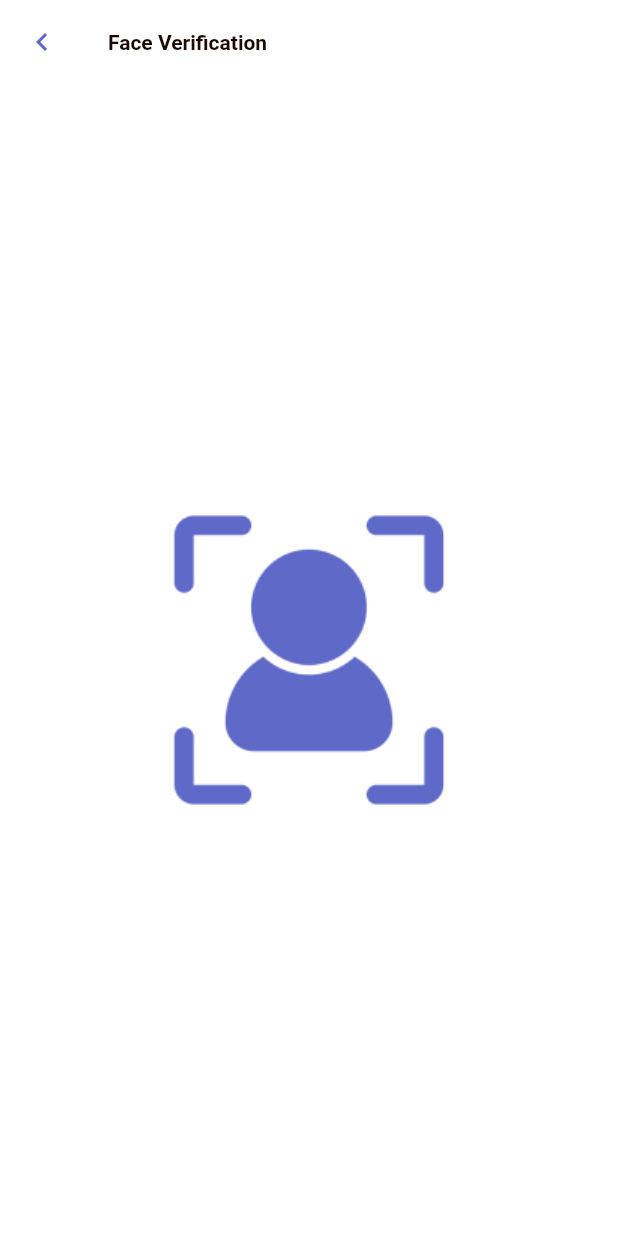
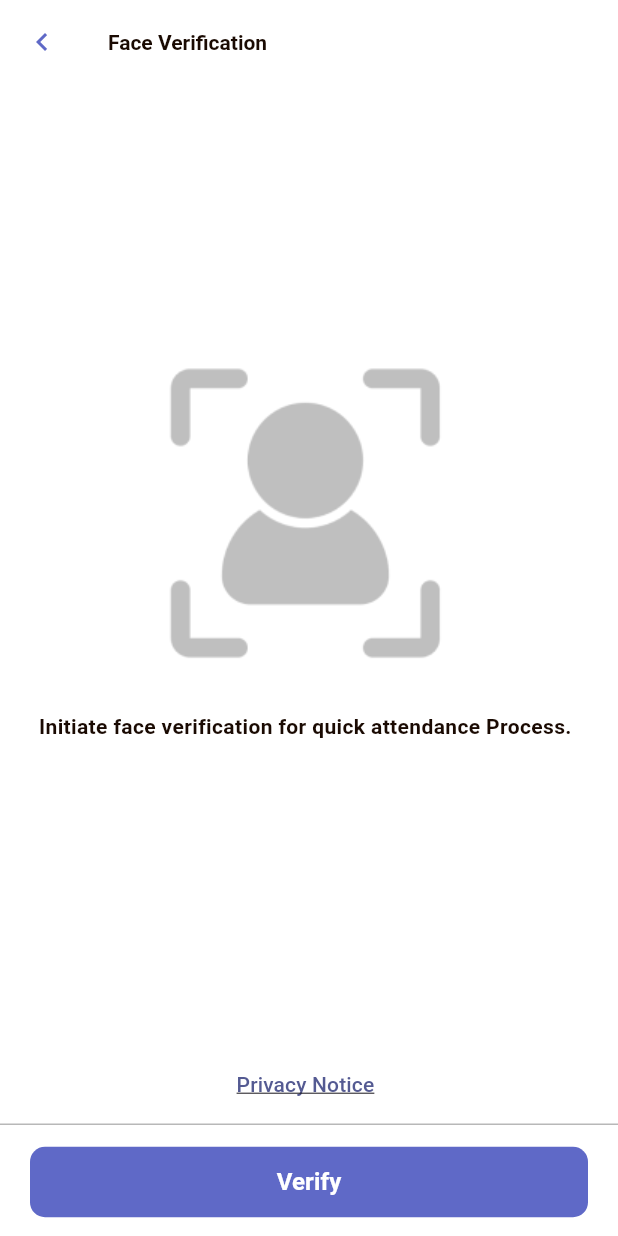
Before and after one commit to hayanbeigh0/attendance-task, a Flutter app: the screen it shows after launch, on a phone screen of 412 x 824 dp. Run offline on Flutter 3.47's test engine with Material 3 defaults, Android fonts, the phone set to English and light mode, and no system bars; our stand-ins replace dio, flutter_bloc, google_fonts; missing offline and left inert: face_camera; project files that could hold a hidden picture were left out.

```diff
--- /dev/null
+++ b/lib/logic/cubit/send_image_state.dart
@@ -0,0 +1,11 @@
+part of 'send_image_cubit.dart';
+
+abstract class SendImageState {}
+
+final class SendImageInitial extends SendImageState {}
+
+final class SendImageStarted extends SendImageState {}
+
+final class SendImageDone extends SendImageState {}
+
+final class SendImageFailed extends SendImageState {}
--- a/lib/main.dart
+++ b/lib/main.dart
@@ -1,9 +1,12 @@
+import 'package:attendance/logic/cubit/send_image_cubit.dart';
 import 'package:attendance/screens/face_capture.dart';
 import 'package:attendance/utils/colors.dart';
 import 'package:flutter/material.dart';
+import 'package:flutter_bloc/flutter_bloc.dart';
 import 'package:google_fonts/google_fonts.dart';
 
 void main() {
+  WidgetsFlutterBinding.ensureInitialized();
   runApp(const MyApp());
 }
 
@@ -13,7 +16,15 @@ class MyApp extends StatelessWidget {
   // This widget is the root of your application.
   @override
   Widget build(BuildContext context) {
-    return MaterialApp(
+    return MultiBlocProvider(
+      providers: [
+        BlocProvider<SendImageCubit>(
+          create: (context) {
+            return SendImageCubit();
+          },
+        ),
+      ],
+      child: MaterialApp(
         title: 'Flutter Demo',
         theme: ThemeData(
           colorScheme: ColorScheme.fromSeed(
@@ -25,6 +36,7 @@ class MyApp extends StatelessWidget {
           useMaterial3: true,
         ),
         home: const FaceCapture(),
+      ),
     );
   }
 }
--- a/lib/screens/face_capture.dart
+++ b/lib/screens/face_capture.dart
@@ -1,8 +1,9 @@
+import 'package:attendance/screens/face_scan.dart';
 import 'package:attendance/utils/colors.dart';
 import 'package:attendance/utils/styles.dart';
+import 'package:attendance/widgets/bottom_button.dart';
+import 'package:face_camera/face_camera.dart';
 import 'package:flutter/material.dart';
-import 'package:flutter_screenutil/flutter_screenutil.dart';
-import 'package:flutter_svg/svg.dart';
 
 class FaceCapture extends StatelessWidget {
   const FaceCapture({super.key});
@@ -26,15 +27,51 @@ class FaceCapture extends StatelessWidget {
         ),
       ),
       body: Column(
+        mainAxisAlignment: MainAxisAlignment.center,
         children: [
           Expanded(
-            child: Image.asset(
-              'assets/png/capture.png',
-              color: AppColors.primary,
+            flex: 30,
+            child: Column(
+              mainAxisAlignment: MainAxisAlignment.center,
+              children: [
+                Image.asset(
+                  'assets/png/capture.png',
+                ),
+                const SizedBox(
+                  height: 30,
+                ),
+                const Padding(
+                  padding: EdgeInsets.symmetric(horizontal: 26.0),
+                  child: Text(
+                    'Initiate face verification for quick attendance Process.',
+                    style: AppStyles.appBar,
+                    textAlign: TextAlign.center,
+                  ),
+                ),
+              ],
+            ),
+          ),
+          const Expanded(child: SizedBox()),
+          TextButton(
+            onPressed: () {},
+            child: const Text(
+              'Privacy Notice',
+              style: TextStyle(
+                decoration: TextDecoration.underline,
+              ),
             ),
           ),
         ],
       ),
+      bottomNavigationBar: BottomButton(
+        onPressed: () async {
+          await FaceCamera.initialize();
+          Navigator.of(context).push(MaterialPageRoute(
+            builder: (context) => FaceScan(),
+          ));
+        },
+        text: 'Verify',
+      ),
     );
   }
 }
--- a/lib/utils/colors.dart
+++ b/lib/utils/colors.dart
@@ -2,6 +2,8 @@ import 'package:flutter/material.dart';
 
 class AppColors {
   static const primary = Color(0xFF5F69C7);
+  static const secondary = Color(0xFFFFECE2);
   static const textDark = Color(0xFF1A0A02);
   static const appWhite = Color(0xFFFFFFFF);
+  static const defaultGrey = Color(0xFFB8B8B8);
 }
--- /dev/null
+++ b/lib/widgets/bottom_button.dart
@@ -0,0 +1,51 @@
+import 'package:attendance/utils/colors.dart';
+import 'package:attendance/utils/styles.dart';
+import 'package:flutter/material.dart';
+
+class BottomButton extends StatelessWidget {
+  const BottomButton({
+    super.key,
+    required this.text,
+    required this.onPressed,
+  });
+  final String text;
+  final VoidCallback onPressed;
+  @override
+  Widget build(BuildContext context) {
+    return Column(
+      mainAxisSize: MainAxisSize.min,
+      mainAxisAlignment: MainAxisAlignment.center,
+      children: [
+        const Divider(
+          color: AppColors.defaultGrey,
+          height: 5,
+        ),
+        Container(
+          width: double.infinity,
+          padding: const EdgeInsets.symmetric(
+            horizontal: 20,
+            vertical: 12,
+          ),
+          child: ElevatedButton(
+            style: ElevatedButton.styleFrom(
+                backgroundColor: AppColors.primary,
+                foregroundColor: AppColors.appWhite,
+                shape: RoundedRectangleBorder(
+                  borderRadius: BorderRadius.circular(10),
+                ),
+                shadowColor: Colors.transparent,
+                padding: const EdgeInsets.symmetric(vertical: 12)),
+            onPressed: onPressed,
+            child: Text(
+              text,
+              style: AppStyles.appBar.copyWith(
+                color: AppColors.appWhite,
+                fontSize: 16,
+              ),
+            ),
+          ),
+        ),
+      ],
+    );
+  }
+}
--- a/pubspec.yaml
+++ b/pubspec.yaml
@@ -39,6 +39,8 @@ dependencies:
   google_fonts: ^6.2.1
   flutter_screenutil: ^5.9.0
   flutter_svg: ^2.0.10+1
+  camera: ^0.10.6
+  face_camera: ^0.1.0
 
 dev_dependencies:
   flutter_test:
```
Also changed, not shown: lib/logic/cubit/send_image_cubit.dart (added, +23 -0 lines), lib/screens/face_scan.dart (added, +126 -0 lines), pubspec.lock, 1 other file. Lines whose indentation alone changed are shown as unchanged.
